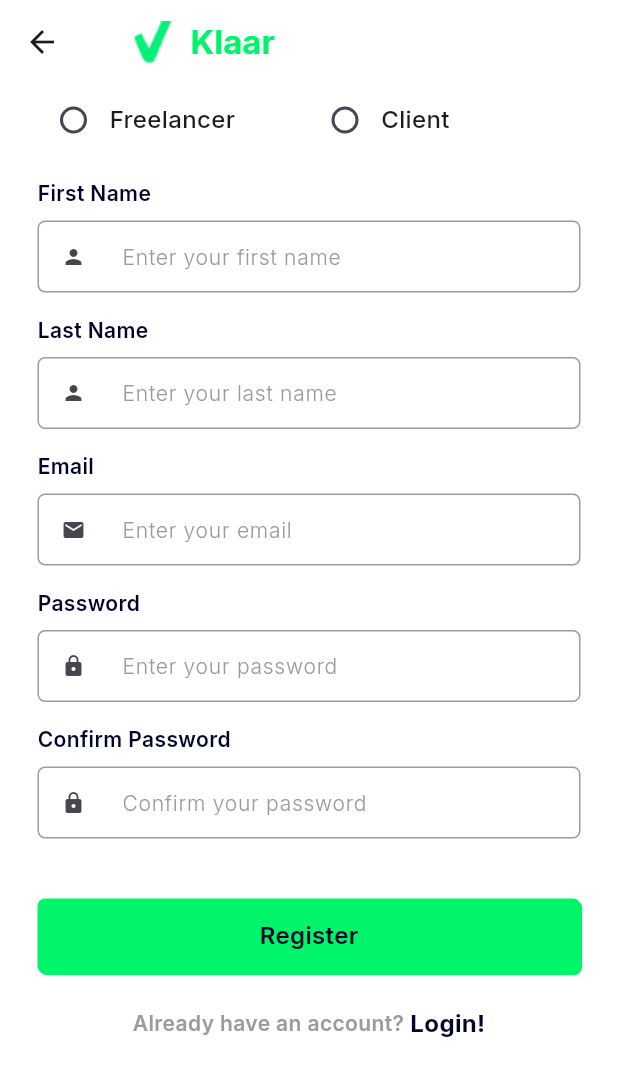
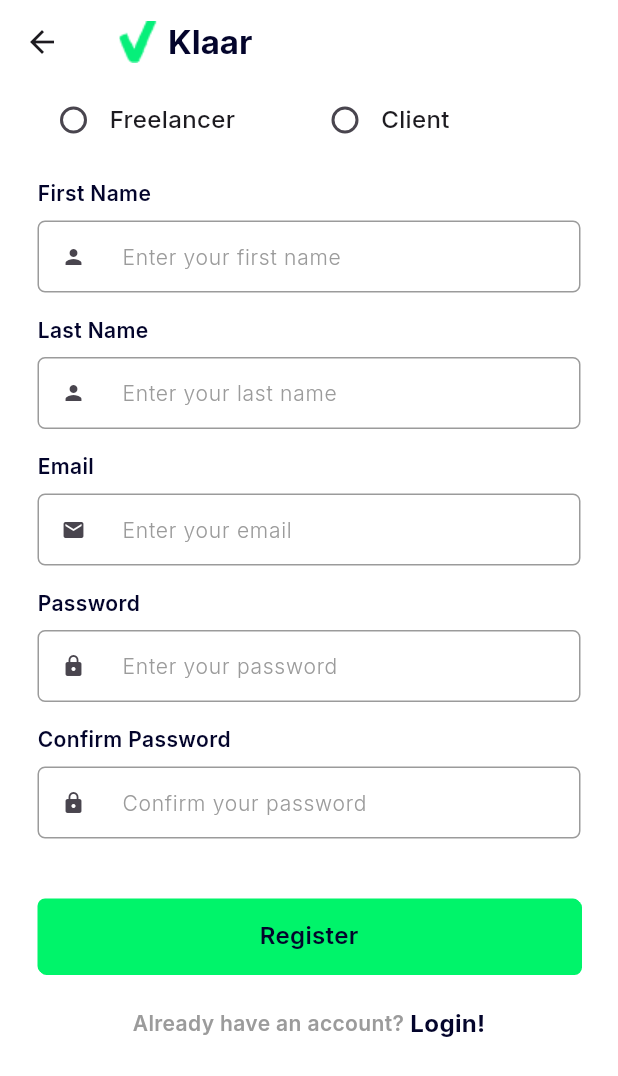
Before and after one commit to galrina/avi, a Flutter app: the screen it shows after launch, after a tap on "Register now!", on a phone screen of 412 x 824 dp. Shown: the top 1076 px of the screen. Run offline on Flutter 3.47's test engine with Material 3 defaults, Android fonts, the phone set to English and light mode, and no system bars; our stand-ins replace cloud_firestore, email_validator, firebase_auth, firebase_core, firebase_storage, get and 2 more; missing offline and left inert: screen_capturer, window_manager; accounts and stored records are empty.

Commit message:
Firebase usermodel, dashboard, new project, new rec,

```diff
--- a/lib/controllers/check_login_status/check_login_status_controller.dart
+++ b/lib/controllers/check_login_status/check_login_status_controller.dart
@@ -16,12 +16,12 @@
       var result = UserDataModel.fromJson(prefData);
 
       if (result.isLoggedIn == null || result.isLoggedIn == false) {
-        Get.offAll(() => LoginPage());
+        Get.offAll(() => const LoginPage());
       } else {
-        Get.offAll(() => DashboardPage());
+        Get.offAll(() => const DashboardPage());
       }
     } else {
-      Get.offAll(() => LoginPage());
+      Get.offAll(() => const LoginPage());
     }
   }
 
--- a/lib/main.dart
+++ b/lib/main.dart
@@ -3,7 +3,6 @@
 import 'package:firebase_core/firebase_core.dart';
 import 'package:flutter/material.dart';
 import 'package:get/get.dart';
-import 'package:avi/views/login/login_page.dart';
 import 'package:avi/views/splash/splash_page.dart';
 
 import 'package:window_manager/window_manager.dart';
--- a/lib/models/user_data/user_model.dart
+++ b/lib/models/user_data/user_model.dart
@@ -46,7 +46,7 @@
   }
 
   setUserId(String id) {
-    this.userId = id;
+    userId = id;
   }
 
   bool? isLogin() {
@@ -66,7 +66,7 @@
   }
 
   setUserEmail(String email) {
-    this.userEmail = email;
+    userEmail = email;
   }
 
   setLogin(bool isLogin) {
--- a/lib/utils/app_constants.dart
+++ b/lib/utils/app_constants.dart
@@ -11,7 +11,7 @@
 }) {
     Get.snackbar(title, message,
         colorText: Colors.white,
-        backgroundColor: Colors.red.shade900,
+        backgroundColor: Colors.grey.shade900,
         duration: const Duration(milliseconds: 2000));
   }
 }
--- a/lib/views/login/login_page.dart
+++ b/lib/views/login/login_page.dart
@@ -1,9 +1,7 @@
-import 'dart:io';
 
 import 'package:email_validator/email_validator.dart';
 import 'package:flutter/material.dart';
 import 'package:get/get.dart';
-import 'package:get/route_manager.dart';
 import 'package:google_fonts/google_fonts.dart';
 import 'package:avi/utils/app_constants.dart';
 import 'package:avi/utils/baseClass.dart';
@@ -15,7 +13,7 @@
 import '../register/register_page.dart';
 
 class LoginPage extends StatefulWidget {
-  const LoginPage({Key? key}) : super(key: key);
+  const LoginPage({super.key});
 
   @override
   State<LoginPage> createState() => _LoginPageState();
@@ -174,7 +172,7 @@
                     if (mounted) {
                       popToPreviousScreen(context: context);
                     }
-                    Get.offAll(() => DashboardPage());
+                    Get.offAll(() => const DashboardPage());
                   } catch (e) {
                     if (mounted) {
                       popToPreviousScreen(context: context);
--- a/lib/views/new_project/new_project_page.dart
+++ b/lib/views/new_project/new_project_page.dart
@@ -12,7 +12,7 @@
 import '../../widgets/rounded_edged_button.dart';
 
 class NewProjectPage extends StatelessWidget with BaseClass {
-  NewProjectPage({Key? key}) : super(key: key);
+  NewProjectPage({super.key});
   final TextEditingController _titleController = TextEditingController();
   final TextEditingController _emailController = TextEditingController();
   NewProjectController newProjectController = Get.put(NewProjectController());
@@ -24,8 +24,8 @@
     return Scaffold(
       appBar: AppBar(
         title: Text(
-          "New Project",
-          style: GoogleFonts.poppins(color: AppColors.primaryColor),
+          "NEW PROJECT",
+          style: GoogleFonts.inter (color: AppColors.backgroundColor, fontSize: 20, fontWeight: FontWeight.w700),
         ),
       ),
       body: Container(
--- a/lib/views/project_screenshots/project_screenshots_page.dart
+++ b/lib/views/project_screenshots/project_screenshots_page.dart
@@ -13,12 +13,11 @@
   final String title;
 
   const ProjectScreenShotsPage(
-      {Key? key,
+      {super.key,
         required this.recordId,
         required this.projectId,
         required this.title,
-        required this.comment})
-      : super(key: key);
+        required this.comment});
 
   @override
   State<ProjectScreenShotsPage> createState() => _ProjectScreenShotsPageState();
--- a/lib/views/register/register_page.dart
+++ b/lib/views/register/register_page.dart
@@ -4,7 +4,6 @@
 import 'package:flutter/material.dart';
 import 'package:get/get.dart';
 import 'package:google_fonts/google_fonts.dart';
-import 'package:avi/views/dashboard/dashboard_page.dart';
 import 'package:avi/controllers/register/register_controller.dart';
 import 'package:avi/utils/baseClass.dart';
 
@@ -14,7 +13,7 @@
 import '../../utils/app_constants.dart';
 
 class RegisterPage extends StatefulWidget {
-  const RegisterPage({Key? key}) : super(key: key);
+  const RegisterPage({super.key});
 
   @override
   State<RegisterPage> createState() => _RegisterPageState();
@@ -47,12 +46,12 @@
         title: Row(
           children: [
             const SizedBox(
-              width: 10,
+              width: 5,
             ),
             const Image(
               image: AssetImage("assets/logo.png"),
-              height: 40,
-              width: 40,
+              height: 30,
+              width: 30,
             ),
             const SizedBox(
               width: 5,
@@ -60,7 +59,7 @@
             Text(
               "Klaar",
               style: GoogleFonts.inter(
-                  color: AppColors.primaryColor, fontWeight: FontWeight.w700),
+                  color: AppColors.backgroundColor, fontWeight: FontWeight.w700),
             ),
           ],
         ),
--- a/lib/views/splash/splash_page.dart
+++ b/lib/views/splash/splash_page.dart
@@ -3,7 +3,7 @@
 import 'package:avi/controllers/check_login_status/check_login_status_controller.dart';
 
 class SplashPage extends StatelessWidget {
-  SplashPage({Key? key}) : super(key: key);
+  SplashPage({super.key});
   CheckLoginStatusController checkLoginStatusController =
       Get.put(CheckLoginStatusController());
 
--- a/lib/widgets/custom_devider.dart
+++ b/lib/widgets/custom_devider.dart
@@ -9,12 +9,11 @@
   final double height;
 
   const CustomerDivider(
-      {Key? key,
+      {super.key,
         this.horizontalMargin = 20,
         this.verticalMargin = 0,
         this.color = AppColors.bgPurple,
-        this.height = 0.5})
-      : super(key: key);
+        this.height = 0.5});
 
   @override
   Widget build(BuildContext context) {
--- a/lib/widgets/form_input.dart
+++ b/lib/widgets/form_input.dart
@@ -28,7 +28,7 @@
   final TextEditingController controller;
 
   const FormInput(
-      {Key? key,
+      {super.key,
         required this.label,
         this.obscureText = false,
         this.keyboardType,
@@ -47,8 +47,7 @@
         required this.focusNode,
         this.initialValue,
         required this.hintText,
-        this.textFieldHeight = 0})
-      : super(key: key);
+        this.textFieldHeight = 0});
 
   @override
   Widget build(BuildContext context) {
--- a/lib/widgets/form_input_without_icon.dart
+++ b/lib/widgets/form_input_without_icon.dart
@@ -28,7 +28,7 @@
   final TextEditingController controller;
 
   const FormInputWithoutIcon(
-      {Key? key,
+      {super.key,
         required this.label,
         this.obscureText = false,
         this.keyboardType,
@@ -46,8 +46,7 @@
         required this.focusNode,
         this.initialValue,
         required this.hintText,
-        this.textFieldHeight = 0})
-      : super(key: key);
+        this.textFieldHeight = 0});
 
   @override
   Widget build(BuildContext context) {
--- a/lib/widgets/progress_dialog.dart
+++ b/lib/widgets/progress_dialog.dart
@@ -3,7 +3,7 @@
 import '../utils/app_colors.dart';
 
 class ProgressDialog extends StatelessWidget {
-  const ProgressDialog({Key? key}) : super(key: key);
+  const ProgressDialog({super.key});
 
   @override
   Widget build(BuildContext context) {
--- a/lib/widgets/rounded_edged_button.dart
+++ b/lib/widgets/rounded_edged_button.dart
@@ -12,7 +12,7 @@
   final double borderRadius;
 
   const RoundedEdgedButton({
-    Key? key,
+    super.key,
     required this.buttonText,
     required this.onButtonClick,
     this.height = 50,
@@ -20,7 +20,7 @@
     this.borderRadius = 5,
     this.buttonFontSize = 16,
     this.buttonTextColor = AppColors.backgroundColor,
-  }) : super(key: key);
+  });
 
   @override
   Widget build(BuildContext context) {
```
Also changed, not shown: lib/utils/baseClass.dart (+4 -4 lines), lib/views/dashboard/dashboard_page.dart (+13 -14 lines), lib/views/new_record/new_record_page.dart (+5 -6 lines), lib/views/project_overview/project_overview_page.dart (+7 -9 lines).
